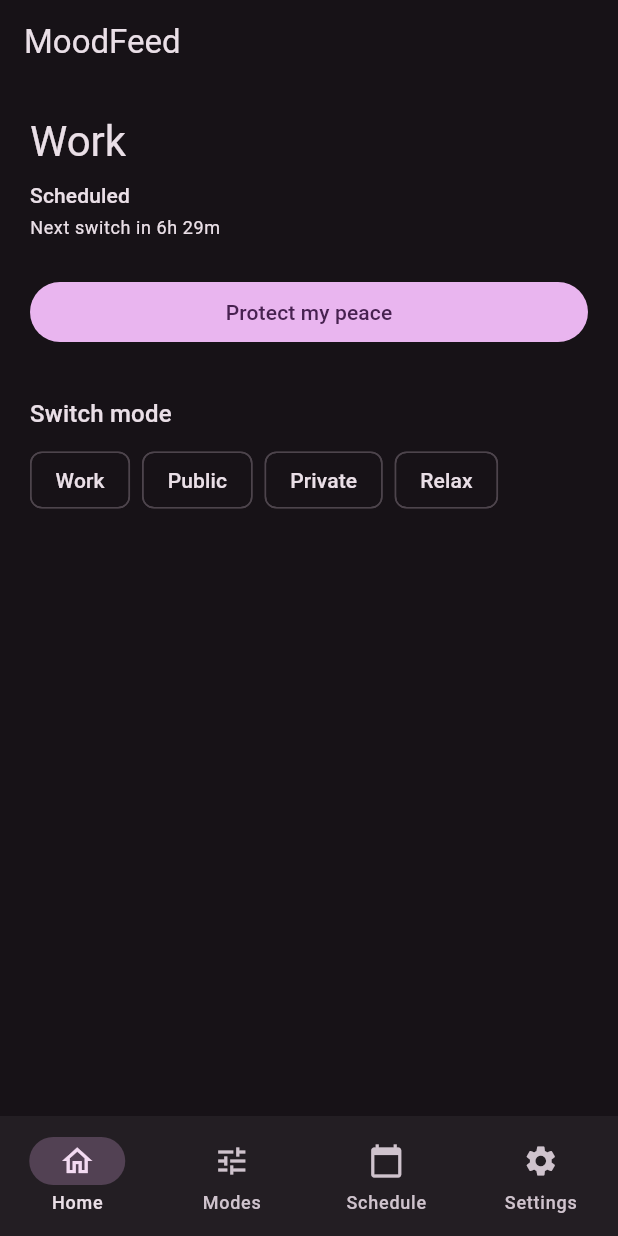
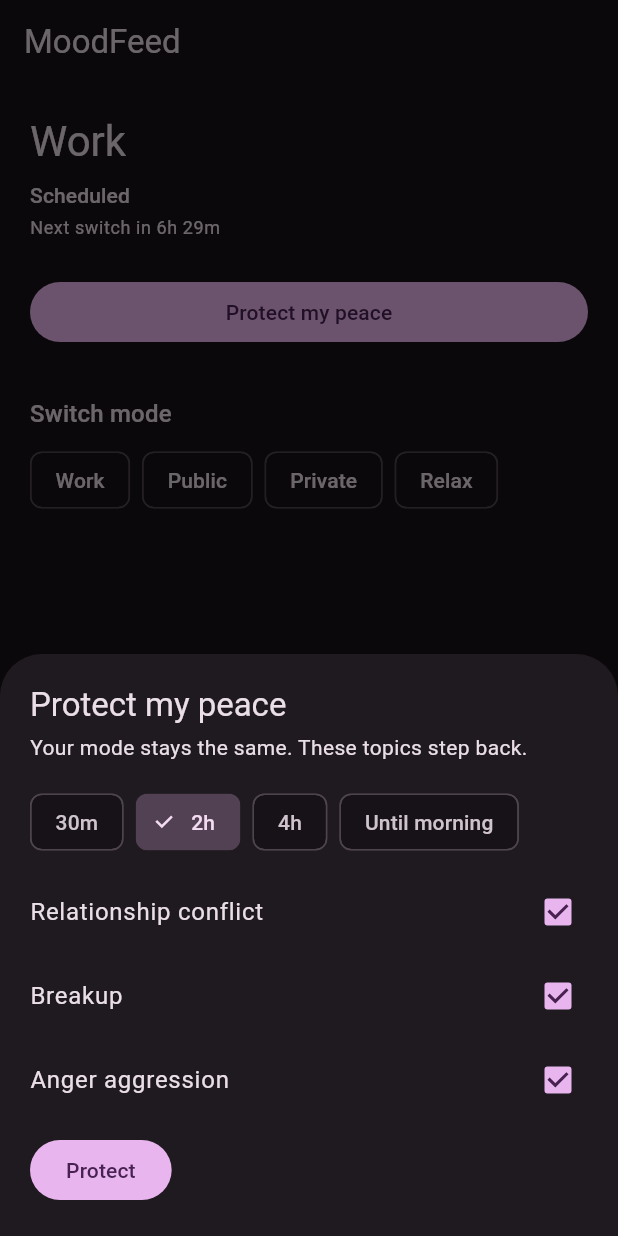
Before and after one commit to aruninf/moodfeed, a Flutter app: the screen it shows after launch, after a tap on "Protect my peace", on a phone screen of 412 x 824 dp. Run offline on Flutter 3.47's test engine with Material 3 defaults, Android fonts, the phone set to English and light mode, and no system bars; our stand-ins replace flutter_riverpod, shared_preferences.

Commit message:
feat: protection sheet with fixed categories and self-expiring durations

```diff
--- a/lib/ui/home_screen.dart
+++ b/lib/ui/home_screen.dart
@@ -3,6 +3,7 @@ import 'package:flutter_riverpod/flutter_riverpod.dart';
 
 import '../models.dart';
 import '../state/providers.dart';
+import 'protection_sheet.dart';
 
 class HomeScreen extends ConsumerWidget {
   const HomeScreen({super.key});
@@ -54,8 +55,7 @@ class HomeScreen extends ConsumerWidget {
         ],
         const SizedBox(height: 24),
         FilledButton(
-          // Task 8 replaces this with showProtectionSheet.
-          onPressed: () {},
+          onPressed: () => showProtectionSheet(context),
           child: const Text('Protect my peace'),
         ),
         const SizedBox(height: 32),
--- /dev/null
+++ b/lib/ui/protection_sheet.dart
@@ -0,0 +1,114 @@
+import 'package:flutter/material.dart';
+import 'package:flutter_riverpod/flutter_riverpod.dart';
+
+import '../models.dart';
+import '../state/providers.dart';
+
+/// The three topics protection may soften. `romantic` and `suggestive` are
+/// absent, not disabled — a rough evening is not a reason to remove affection.
+const _softenables = [
+  Category.relationshipConflict,
+  Category.breakup,
+  Category.angerAggression,
+];
+
+const _durations = <String, Duration?>{
+  '30m': Duration(minutes: 30),
+  '2h': Duration(hours: 2),
+  '4h': Duration(hours: 4),
+  'Until morning': null,
+};
+
+Future<Protection?> showProtectionSheet(BuildContext context) {
+  return showModalBottomSheet<Protection>(
+    context: context,
+    isScrollControlled: true,
+    builder: (_) => const ProtectionSheet(),
+  );
+}
+
+class ProtectionSheet extends ConsumerStatefulWidget {
+  const ProtectionSheet({super.key});
+
+  @override
+  ConsumerState<ProtectionSheet> createState() => _ProtectionSheetState();
+}
+
+class _ProtectionSheetState extends ConsumerState<ProtectionSheet> {
+  String _duration = '2h';
+  DateTime _now = DateTime.now();
+  late final Set<Category> _selected = {
+    ...ref.read(dataProvider).settings.protectionDefaults,
+  };
+
+  DateTime _expiry(DateTime now) {
+    final duration = _durations[_duration];
+    if (duration != null) return now.add(duration);
+    final morning = DateTime(now.year, now.month, now.day, 7);
+    return morning.isAfter(now) ? morning : DateTime(now.year, now.month, now.day + 1, 7);
+  }
+
+  void _confirm() {
+    final protection = Protection(
+      expiresAt: _expiry(_now),
+      softenedCategories: {..._selected},
+    );
+    ref
+        .read(dataProvider.notifier)
+        .update((data) => data.copyWith(protection: protection));
+    Navigator.of(context).pop(protection);
+  }
+
+  @override
+  Widget build(BuildContext context) {
+    _now = ref.watch(clockProvider).value ?? DateTime.now();
+    return Padding(
+      padding: const EdgeInsets.all(20),
+      child: Column(
+        mainAxisSize: MainAxisSize.min,
+        crossAxisAlignment: CrossAxisAlignment.start,
+        children: [
+          Text('Protect my peace', style: Theme.of(context).textTheme.titleLarge),
+          const SizedBox(height: 4),
+          const Text('Your mode stays the same. These topics step back.'),
+          const SizedBox(height: 16),
+          Wrap(
+            spacing: 8,
+            children: [
+              for (final entry in _durations.entries)
+                ChoiceChip(
+                  label: Text(entry.key),
+                  selected: _duration == entry.key,
+                  onSelected: (_) => setState(() => _duration = entry.key),
+                ),
+            ],
+          ),
+          const SizedBox(height: 8),
+          for (final category in _softenables)
+            CheckboxListTile(
+              contentPadding: EdgeInsets.zero,
+              title: Text(_label(category.name)),
+              value: _selected.contains(category),
+              onChanged: (on) => setState(
+                () => on == true ? _selected.add(category) : _selected.remove(category),
+              ),
+            ),
+          const SizedBox(height: 8),
+          FilledButton(
+            onPressed: _selected.isEmpty ? null : _confirm,
+            child: const Text('Protect'),
+          ),
+        ],
+      ),
+    );
+  }
+}
+
+/// `relationshipConflict` -> `Relationship conflict`.
+String _label(String name) {
+  final spaced = name.replaceAllMapped(
+    RegExp('([A-Z])'),
+    (match) => ' ${match.group(1)!.toLowerCase()}',
+  );
+  return spaced[0].toUpperCase() + spaced.substring(1);
+}
```
Also changed, not shown: 1 other file.
